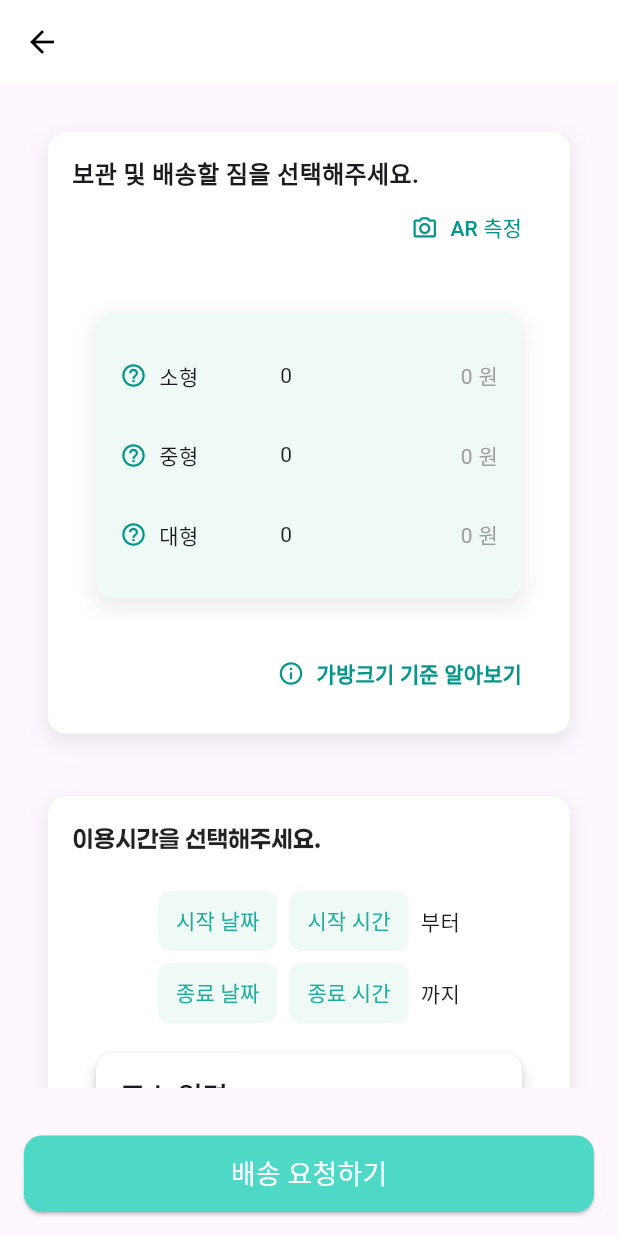
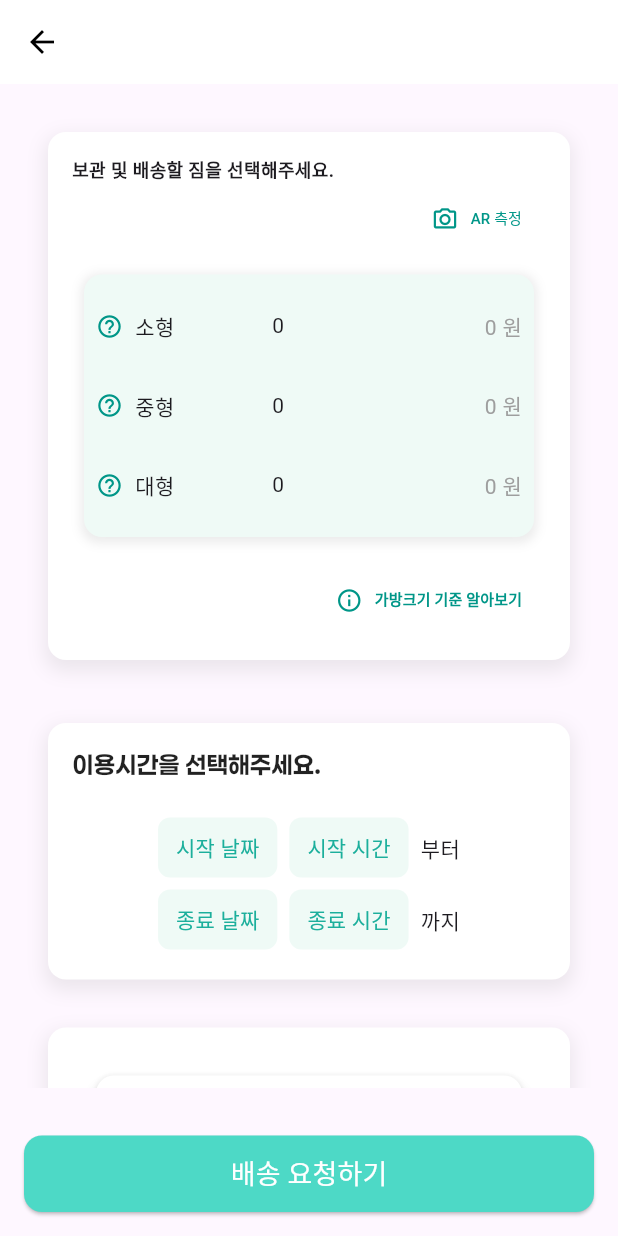
Before and after one commit to jimkanman/Bag_A_Moment, a Flutter app: the DeliveryrequestScreen screen opened directly with empty values, on a phone screen of 412 x 824 dp. Run offline on Flutter 3.47's test engine with Material 3 defaults, Android fonts, the phone set to English and light mode, and no system bars; our stand-ins replace beamer, file_picker, flutter_secure_storage, geolocator, google_maps_flutter, image_picker and 3 more; missing offline and left inert: stomp_dart_client; accounts and stored records are empty; network calls fail; Roboto replaces fonts that are missing (Pretendard).

Commit message:
배송요청 페이지 UI 수정

```diff
--- a/lib/screens/deliveryRequest.dart
+++ b/lib/screens/deliveryRequest.dart
@@ -200,8 +200,8 @@ class _ReservationScreenState extends State<DeliveryrequestScreen> {
 
 
 
-    print('예약 정보: ${widget.info}');
-    print('가방 정보: $reservationData');
+    print('widget.info예약 정보: ${widget.info}');
+    print('$reservationData 정보: $reservationData');
 
     try {
       final response = await http.post(
@@ -389,15 +389,6 @@ class _ReservationScreenState extends State<DeliveryrequestScreen> {
 
       //새로 카드로 작성
 
-
-
-
-
-
-
-
-
-
       body: Padding(
         padding: const EdgeInsets.all(16.0),
         child: SingleChildScrollView(
@@ -433,7 +424,7 @@ class _ReservationScreenState extends State<DeliveryrequestScreen> {
                               '보관 및 배송할 짐을 선택해주세요.',
                               style: TextStyle(
                                 fontWeight: FontWeight.bold,
-                                fontSize: 16,
+                                fontSize: 12,
                               ),
                               overflow: TextOverflow.ellipsis, // 넘칠 경우 "..."으로 표시
                               maxLines: 1, // 한 줄로 제한
@@ -445,7 +436,7 @@ class _ReservationScreenState extends State<DeliveryrequestScreen> {
                             icon: const Icon(Icons.camera_alt_outlined, color: Colors.teal),
                             label: const Text(
                               'AR 측정',
-                              style: TextStyle(color: Colors.teal),
+                              style: TextStyle(color: Colors.teal, fontSize: 10,),
                             ),
                             onPressed: () {
                               // AR 측정 기능 구현 예정
@@ -456,22 +447,22 @@ class _ReservationScreenState extends State<DeliveryrequestScreen> {
                       ),
 
 
-                      SizedBox(height: 16),
+                      SizedBox(height: 5),
 
                       // 가방 리스트
                       //TODO: 가방 개수를 AR 카메라에서 받아와야함
                       Container(
-                        margin: const EdgeInsets.all(16.0), // 카드와 화면 가장자리 간격
-                        padding: const EdgeInsets.all(16.0), // 내부 여백
+                        margin: const EdgeInsets.all(8.0), // 카드와 화면 가장자리 간격
+                        padding: const EdgeInsets.all(8.0), // 내부 여백
                         decoration: BoxDecoration(
                           color: const Color(0xFFEFFAF6), // 연한 민트색 배경
                           borderRadius: BorderRadius.circular(12), // 둥근 모서리
                           boxShadow: [
                             BoxShadow(
                               color: Colors.grey.withOpacity(0.2), // 그림자 색상
-                              blurRadius: 10, // 그림자 흐림 정도
+                              blurRadius: 5, // 그림자 흐림 정도
                               spreadRadius: 2, // 그림자 퍼짐 정도
-                              offset: const Offset(0, 5), // 그림자 위치
+                              offset: const Offset(0, 2), // 그림자 위치
                             ),
                           ],
                         ),
@@ -511,7 +502,7 @@ class _ReservationScreenState extends State<DeliveryrequestScreen> {
                               style: TextStyle(
                                 color: Colors.teal,
                                 fontWeight: FontWeight.bold,
-                                fontSize: 14,
+                                fontSize: 10,
                               ),
                             ),
                           ),
@@ -577,13 +568,35 @@ class _ReservationScreenState extends State<DeliveryrequestScreen> {
                           Text('까지'),
                         ],
                       ),
-                      AddressInputCard(
-                        userInputPostalCodeController: userInputPostalCodeController,
-                        userInputAddressController: userInputAddressController,
-                      ),
+
                     ]
                 ),
-              )
+              ),
+              Container(
+                margin: const EdgeInsets.all(16.0),
+                padding: const EdgeInsets.all(16.0),
+                decoration: BoxDecoration(
+                  color: Colors.white, // 카드 배경 흰색
+                  borderRadius: BorderRadius.circular(12), // 모서리 둥글게
+                  boxShadow: [
+                    BoxShadow(
+                      color: Colors.grey.withOpacity(0.2), // 그림자
+                      blurRadius: 10,
+                      spreadRadius: 2,
+                      offset: const Offset(0, 5), // 그림자 위치
+                    ),
+                  ],
+                ),
+                child: Column(
+                  children: [
+                    AddressInputCard(
+                      userInputPostalCodeController: userInputPostalCodeController,
+                      userInputAddressController: userInputAddressController,
+                    ),
+                  ]
+                ),
+              ),
+
               // 이용 시간 선택 섹션
             ],
           ),
```
